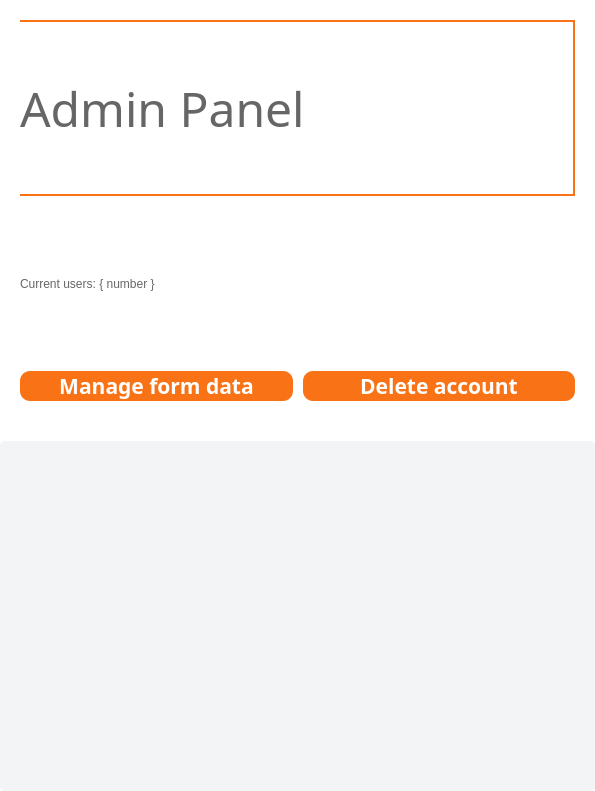
Ph4sm4/FinelogApp, file adminpanel.ui: the form before one commit.
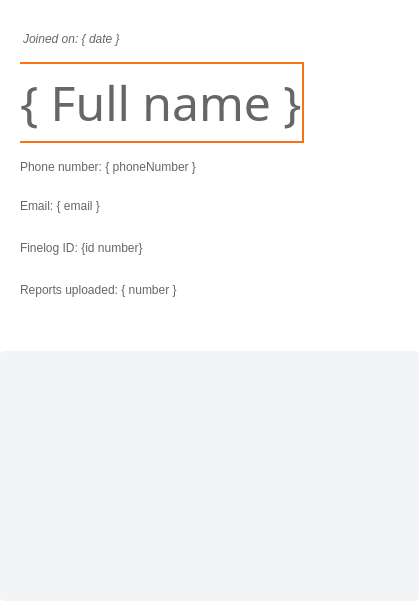
The form after the commit. Icons and pictures are not drawn.

Commit message: admin panel -> user preview working

What changed in the file:
```diff
--- a/adminpanel.ui
+++ b/adminpanel.ui
@@ -6,14 +6,14 @@
    <rect>
     <x>0</x>
     <y>0</y>
-    <width>595</width>
-    <height>791</height>
+    <width>419</width>
+    <height>601</height>
    </rect>
   </property>
   <property name="windowTitle">
    <string>Form</string>
   </property>
-  <layout class="QVBoxLayout" name="verticalLayout_3">
+  <layout class="QVBoxLayout" name="verticalLayout_6">
    <property name="spacing">
     <number>0</number>
    </property>
@@ -82,7 +82,7 @@
 </string>
      </property>
      <property name="currentIndex">
-      <number>0</number>
+      <number>1</number>
      </property>
      <widget class="QWidget" name="dashboard">
       <property name="styleSheet">
@@ -221,7 +221,7 @@
 }</string>
            </property>
            <property name="text">
-            <string>Delete account</string>
+            <string>Delete user</string>
            </property>
           </widget>
          </item>
@@ -321,8 +321,8 @@
            <rect>
             <x>0</x>
             <y>0</y>
-            <width>595</width>
-            <height>244</height>
+            <width>419</width>
+            <height>180</height>
            </rect>
           </property>
           <property name="styleSheet">
@@ -341,6 +341,336 @@
        </item>
       </layout>
      </widget>
+     <widget class="QWidget" name="user_preview">
+      <property name="styleSheet">
+       <string notr="true">QWidget {
+background-color: white;
+}</string>
+      </property>
+      <layout class="QVBoxLayout" name="verticalLayout_10">
+       <property name="spacing">
+        <number>0</number>
+       </property>
+       <property name="leftMargin">
+        <number>0</number>
+       </property>
+       <property name="topMargin">
+        <number>20</number>
+       </property>
+       <property name="rightMargin">
+        <number>0</number>
+       </property>
+       <property name="bottomMargin">
+        <number>0</number>
+       </property>
+       <item>
+        <layout class="QHBoxLayout" name="horizontalLayout_4">
+         <property name="leftMargin">
+          <number>20</number>
+         </property>
+         <property name="rightMargin">
+          <number>20</number>
+         </property>
+         <item>
+          <layout class="QVBoxLayout" name="verticalLayout_4">
+           <property name="spacing">
+            <number>0</number>
+           </property>
+           <item>
+            <widget class="QLabel" name="joinedOnLabel">
+             <property name="font">
+              <font>
+               <italic>true</italic>
+              </font>
+             </property>
+             <property name="styleSheet">
+              <string notr="true">QLabel {
+background: transparent;
+color: rgb(102, 102, 102);
+margin-bottom: 5px;
+}</string>
+             </property>
+             <property name="text">
+              <string>Joined on: { date }</string>
+             </property>
+            </widget>
+           </item>
+           <item>
+            <widget class="QLabel" name="fullNameLabel">
+             <property name="font">
+              <font>
+               <family>Microsoft JhengHei</family>
+               <pointsize>36</pointsize>
+              </font>
+             </property>
+             <property name="styleSheet">
+              <string notr="true">QLabel {
+background: transparent;
+color: rgb(102, 102, 102);
+border-bottom: 2px solid rgb(249, 115, 22);
+border-top: 2px solid rgb(249, 115, 22);
+border-right: 2px solid rgb(249, 115, 22);
+padding: 5px 0;
+}</string>
+             </property>
+             <property name="text">
+              <string>{ Full name }</string>
+             </property>
+             <property name="alignment">
+              <set>Qt::AlignJustify|Qt::AlignVCenter</set>
+             </property>
+            </widget>
+           </item>
+           <item>
+            <widget class="QLabel" name="phoneNumberLabel">
+             <property name="layoutDirection">
+              <enum>Qt::LeftToRight</enum>
+             </property>
+             <property name="styleSheet">
+              <string notr="true">QLabel {
+background: transparent;
+color: rgb(102, 102, 102);
+margin-top: 5px;
+}</string>
+             </property>
+             <property name="text">
+              <string>Phone number: { phoneNumber }</string>
+             </property>
+             <property name="alignment">
+              <set>Qt::AlignJustify|Qt::AlignVCenter</set>
+             </property>
+            </widget>
+           </item>
+           <item>
+            <widget class="QLabel" name="emailLabel">
+             <property name="styleSheet">
+              <string notr="true">QLabel {
+background: transparent;
+color: rgb(102, 102, 102);
+}</string>
+             </property>
+             <property name="text">
+              <string>Email: { email }</string>
+             </property>
+            </widget>
+           </item>
+           <item>
+            <widget class="QLabel" name="idNumberLabel">
+             <property name="styleSheet">
+              <string notr="true">QLabel {
+background: transparent;
+color: rgb(102, 102, 102);
+}</string>
+             </property>
+             <property name="text">
+              <string>Finelog ID: {id number}</string>
+             </property>
+            </widget>
+           </item>
+           <item>
+            <widget class="QLabel" name="reportsNumberLabel">
+             <property name="styleSheet">
+              <string notr="true">QLabel {
+background: transparent;
+color: rgb(102, 102, 102);
+}</string>
+             </property>
+             <property name="text">
+              <string>Reports uploaded: { number }</string>
+             </property>
+            </widget>
+           </item>
+          </layout>
+         </item>
+         <item>
+          <layout class="QVBoxLayout" name="verticalLayout_3">
+           <item>
+            <layout class="QHBoxLayout" name="horizontalLayout_5">
+             <item>
+              <spacer name="horizontalSpacer_2">
+               <property name="orientation">
+                <enum>Qt::Horizontal</enum>
+               </property>
+               <property name="sizeHint" stdset="0">
+                <size>
+                 <width>40</width>
+                 <height>20</height>
+                </size>
+               </property>
+              </spacer>
+             </item>
+             <item>
+              <widget class="QPushButton" name="backToPanel">
+               <property name="font">
+                <font>
+                 <pointsize>12</pointsize>
+                </font>
+               </property>
+               <property name="layoutDirection">
+                <enum>Qt::RightToLeft</enum>
+               </property>
+               <property name="styleSheet">
+                <string notr="true">QPushButton {
+background: transparent;
+color: black;
+border-radius: 8px;
+height: 30px;
+}
+
+QPushButton:pressed,
+QPushButton:focus {
+outline: none;
+background: transparent;
+}</string>
+               </property>
+               <property name="text">
+                <string/>
+               </property>
+               <property name="icon">
+                <iconset resource="Images.qrc">
+                 <normaloff>:/icons/content/arrow_back.svg</normaloff>:/icons/content/arrow_back.svg</iconset>
+               </property>
+               <property name="iconSize">
+                <size>
+                 <width>40</width>
+                 <height>40</height>
+                </size>
+               </property>
+              </widget>
+             </item>
+            </layout>
+           </item>
+           <item>
+            <spacer name="verticalSpacer">
+             <property name="orientation">
+              <enum>Qt::Vertical</enum>
+             </property>
+             <property name="sizeHint" stdset="0">
+              <size>
+               <width>20</width>
+               <height>40</height>
+              </size>
+             </property>
+            </spacer>
+           </item>
+          </layout>
+         </item>
+        </layout>
+       </item>
+       <item>
+        <spacer name="verticalSpacer_5">
+         <property name="orientation">
+          <enum>Qt::Vertical</enum>
+         </property>
+         <property name="sizeType">
+          <enum>QSizePolicy::Preferred</enum>
+         </property>
+         <property name="sizeHint" stdset="0">
+          <size>
+           <width>20</width>
+           <height>40</height>
+          </size>
+         </property>
+        </spacer>
+       </item>
+       <item>
+        <widget class="QScrollArea" name="scrollArea_2">
+         <property name="sizePolicy">
+          <sizepolicy hsizetype="Minimum" vsizetype="Minimum">
+           <horstretch>0</horstretch>
+           <verstretch>0</verstretch>
+          </sizepolicy>
+         </property>
+         <property name="minimumSize">
+          <size>
+           <width>0</width>
+           <height>250</height>
+          </size>
+         </property>
+         <property name="maximumSize">
+          <size>
+           <width>99999</width>
+           <height>99999</height>
+          </size>
+         </property>
+         <property name="styleSheet">
+          <string notr="true">QScrollArea {
+    background-color: transparent;
+    border: none;
+     border-radius: 5px;
+     padding: 0;
+}
+QWidget {
+   background-color: rgb(243, 244, 246);
+    border-radius: 5px;
+}
+
+QScrollBar:vertical {
+        border: none;
+        background-color: #F5F5F5;
+        width: 10px;
+        margin: 0px;
+    }
+
+    QScrollBar::handle:vertical {
+        background-color: #BBBBBB;
+        min-height: 20px;
+        border-radius: 5px;
+    }
+
+    QScrollBar::handle:vertical:hover {
+        background-color: #999999;
+    }
+
+    QScrollBar::sub-page:vertical, QScrollBar::add-page:vertical {
+        background-color: none;
+    }
+
+    QScrollBar::up-arrow:vertical, QScrollBar::down-arrow:vertical {
+        background: none;
+    }
+
+    QScrollBar::add-line:vertical, QScrollBar::sub-line:vertical {
+        background: none;
+    }</string>
+         </property>
+         <property name="frameShape">
+          <enum>QFrame::NoFrame</enum>
+         </property>
+         <property name="frameShadow">
+          <enum>QFrame::Plain</enum>
+         </property>
+         <property name="lineWidth">
+          <number>1</number>
+         </property>
+         <property name="widgetResizable">
+          <bool>true</bool>
+         </property>
+         <widget class="QWidget" name="scrollAreaWidgetContents_2">
+          <property name="geometry">
+           <rect>
+            <x>0</x>
+            <y>0</y>
+            <width>419</width>
+            <height>250</height>
+           </rect>
+          </property>
+          <property name="styleSheet">
+           <string notr="true"/>
+          </property>
+          <layout class="QVBoxLayout" name="verticalLayout_9">
+           <property name="leftMargin">
+            <number>20</number>
+           </property>
+           <property name="rightMargin">
+            <number>20</number>
+           </property>
+          </layout>
+         </widget>
+        </widget>
+       </item>
+      </layout>
+     </widget>
      <widget class="QWidget" name="protocol_form">
       <property name="styleSheet">
        <string notr="true">QWidget {
```
The commit also changes 9 other files.
